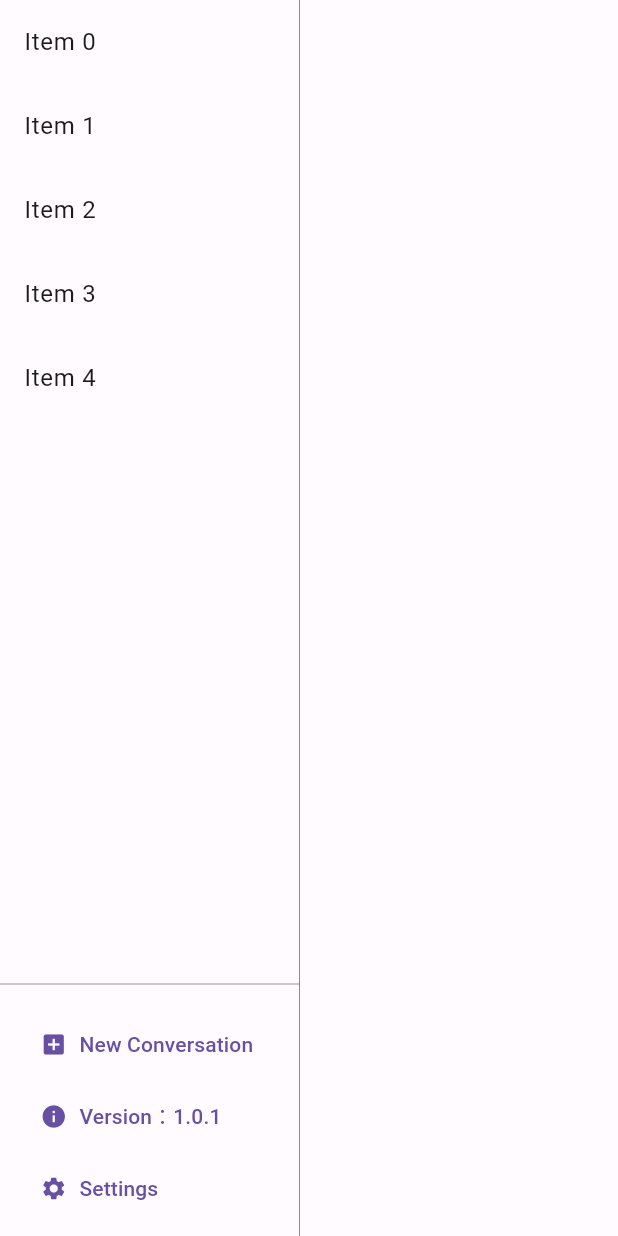
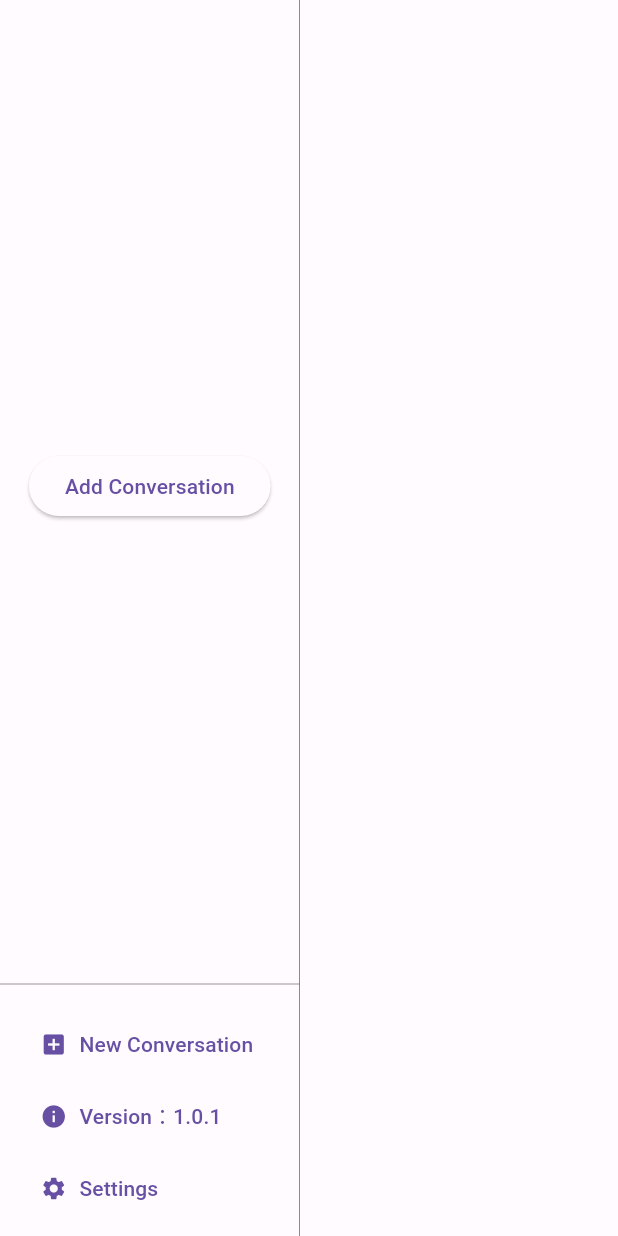
Before and after one commit to bravekingzhang/flutter_chat_box, a Flutter app: the SideMenu widget shown alone on an empty page, opened directly, on a phone screen of 412 x 824 dp. Run offline on Flutter 3.47's test engine with Material 2 defaults, Android fonts, the phone set to English and light mode, and no system bars; our stand-ins replace bloc, equatable, flutter_bloc, flutter_easyloading, get_it, go_router and 2 more; accounts and stored records are empty; generated files the repository leaves out were written again; statements that could not run were skipped.

```diff
--- /dev/null
+++ b/lib/bloc/conversation_bloc.dart
@@ -0,0 +1,36 @@
+import 'package:bloc/bloc.dart';
+import 'package:equatable/equatable.dart';
+import 'package:flutter_chatgpt/repository/conversation.dart';
+
+part 'conversation_event.dart';
+part 'conversation_state.dart';
+
+class ConversationBloc extends Bloc<ConversationEvent, ConversationState> {
+  ConversationBloc() : super(const ConversationInitial([])) {
+    on<LoadConversationsEvent>(_onLoadConversationsEvent);
+
+    on<DeleteConversationEvent>(_onDeleteConversationEvent);
+
+    on<UpdateConversationEvent>(_onUpdateConversationEvent);
+  }
+
+  Future<void> _onLoadConversationsEvent(
+      LoadConversationsEvent event, Emitter<ConversationState> emit) async {
+    final conversations = await ConversationRepository().getConversations();
+    emit(ConversationLoaded(conversations));
+  }
+
+  Future<void> _onDeleteConversationEvent(
+      DeleteConversationEvent event, Emitter<ConversationState> emit) async {
+    await ConversationRepository().deleteConversation(event.conversation.uuid);
+    final conversations = await ConversationRepository().getConversations();
+    emit(ConversationLoaded(conversations));
+  }
+
+  Future<void> _onUpdateConversationEvent(
+      UpdateConversationEvent event, Emitter<ConversationState> emit) async {
+    await ConversationRepository().updateConversation(event.conversation);
+    final conversations = await ConversationRepository().getConversations();
+    emit(ConversationLoaded(conversations));
+  }
+}
--- /dev/null
+++ b/lib/bloc/conversation_event.dart
@@ -0,0 +1,51 @@
+part of 'conversation_bloc.dart';
+
+abstract class ConversationEvent extends Equatable {
+  const ConversationEvent();
+
+  @override
+  List<Object> get props => [];
+}
+
+class AddConversationEvent extends ConversationEvent {
+  final Conversation conversation;
+
+  const AddConversationEvent(this.conversation);
+
+  @override
+  List<Object> get props => [conversation];
+
+  @override
+  String toString() => 'AddConversation { conversation: $conversation }';
+}
+
+class DeleteConversationEvent extends ConversationEvent {
+  final Conversation conversation;
+
+  const DeleteConversationEvent(this.conversation);
+
+  @override
+  List<Object> get props => [conversation];
+
+  @override
+  String toString() => 'DeleteConversation { conversation: $conversation }';
+}
+
+class LoadConversationsEvent extends ConversationEvent {
+  const LoadConversationsEvent();
+
+  @override
+  String toString() => 'LoadConversations';
+}
+
+class UpdateConversationEvent extends ConversationEvent {
+  final Conversation conversation;
+
+  const UpdateConversationEvent(this.conversation);
+
+  @override
+  List<Object> get props => [conversation];
+
+  @override
+  String toString() => 'UpdateConversation { conversation: $conversation }';
+}
--- /dev/null
+++ b/lib/bloc/conversation_state.dart
@@ -0,0 +1,22 @@
+part of 'conversation_bloc.dart';
+
+abstract class ConversationState extends Equatable {
+  final List<Conversation> conversations;
+
+  const ConversationState(this.conversations);
+
+  @override
+  List<Object> get props => [];
+}
+
+class ConversationInitial extends ConversationState {
+  const ConversationInitial(super.conversations);
+}
+
+class ConversationLoaded extends ConversationState {
+  const ConversationLoaded(List<Conversation> conversations)
+      : super(conversations);
+
+  @override
+  List<Object> get props => [conversations];
+}
--- a/lib/pages/home.dart
+++ b/lib/pages/home.dart
@@ -1,6 +1,6 @@
 import 'package:flutter/material.dart';
 import 'package:flutter_bloc/flutter_bloc.dart';
-import 'package:flutter_chatgpt/bloc/counter_bloc.dart';
+import 'package:flutter_chatgpt/bloc//conversation_bloc.dart';
 import 'package:flutter_chatgpt/cubit/setting_cubit.dart';
 import 'package:flutter_chatgpt/device/form_factor.dart';
 import 'package:flutter_easyloading/flutter_easyloading.dart';
@@ -27,14 +27,7 @@ class _MyHomePageState extends State<MyHomePage> {
             )
           : null,
       drawer: useTabs ? const SideMenu() : null,
-      body: BlocBuilder<CounterBloc, CounterState>(
-        buildWhen: (previous, current) {
-          if (current.states == CounterStates.success) return true;
-          if (current.states == CounterStates.loading) {}
-          return false;
-        },
-        builder: (context, state) {
-          return Stack(
+      body: Stack(
         children: [
           useTabs
               ? const ChatWindow()
@@ -42,8 +35,6 @@ class _MyHomePageState extends State<MyHomePage> {
                   children: const [SideMenu(), ChatWindow()],
                 ),
         ],
-          );
-        },
       ),
     );
   }
@@ -59,6 +50,9 @@ class SideMenu extends StatefulWidget {
 class _SideMenuState extends State<SideMenu> {
   @override
   Widget build(BuildContext context) {
+    return BlocBuilder<ConversationBloc, ConversationState>(
+      bloc: ConversationBloc(),
+      builder: (context, state) {
         return Container(
           decoration: BoxDecoration(
               color: BlocProvider.of<UserSettingCubit>(context)
@@ -69,9 +63,18 @@ class _SideMenuState extends State<SideMenu> {
           constraints: const BoxConstraints(maxWidth: 200),
           child: Column(
             children: [
-          Expanded(
+              state.runtimeType == ConversationInitial
+                  ? Expanded(
+                      child: Center(
+                        child: ElevatedButton(
+                          onPressed: () {},
+                          child: const Text('Add Conversation'),
+                        ),
+                      ),
+                    )
+                  : Expanded(
                       child: ListView.builder(
-              itemCount: 5,
+                        itemCount: state.conversations.length,
                         itemBuilder: (context, index) {
                           return ListTile(
                             title: Text('Item $index'),
@@ -111,6 +114,8 @@ class _SideMenuState extends State<SideMenu> {
               )
             ],
           ),
+        );
+      },
     );
   }
 }
```
Also changed, not shown: lib/bloc/counter_bloc.dart (deleted, +0 -24 lines), lib/bloc/counter_event.dart (deleted, +0 -12 lines), lib/bloc/counter_state.dart (deleted, +0 -13 lines), lib/bloc/message_bloc.dart (added, +45 -0 lines), lib/bloc/message_event.dart (added, +34 -0 lines), lib/bloc/message_state.dart (added, +53 -0 lines), lib/repository/conversation.dart (+18 -1 lines), lib/repository/message.dart (added, +28 -0 lines). Lines whose indentation alone changed are shown as unchanged.
